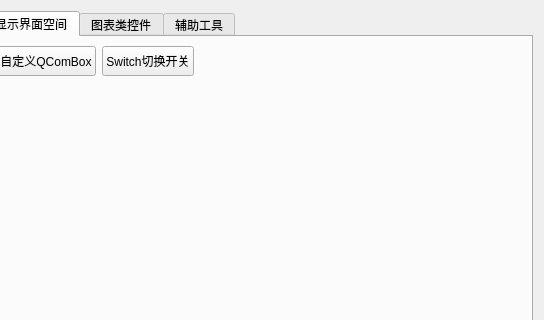
First picture: the form in Exmaple/examplewidget.ui, repository kevinlq/LQFramKit, before the edit; both pictures show x 112 to 656 and y 0 to 320 of the 656 by 578 pixel window.
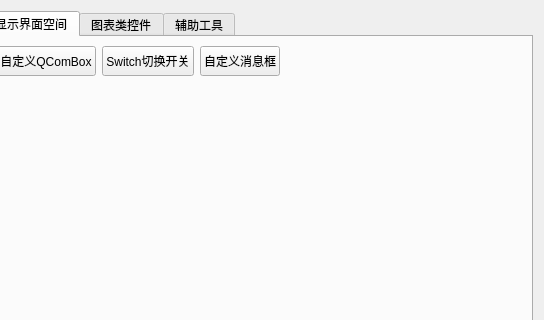
Second picture: the form after the edit.

Commit message: 添加了消息框界面

What changed in the file:
```diff
--- a/Exmaple/examplewidget.ui
+++ b/Exmaple/examplewidget.ui
@@ -249,6 +249,19 @@
              </property>
             </widget>
            </item>
+           <item>
+            <widget class="QPushButton" name="pushButton_15">
+             <property name="minimumSize">
+              <size>
+               <width>0</width>
+               <height>30</height>
+              </size>
+             </property>
+             <property name="text">
+              <string>自定义消息框</string>
+             </property>
+            </widget>
+           </item>
            <item>
             <spacer name="horizontalSpacer">
              <property name="orientation">
```
The commit also changes 13 other files.
